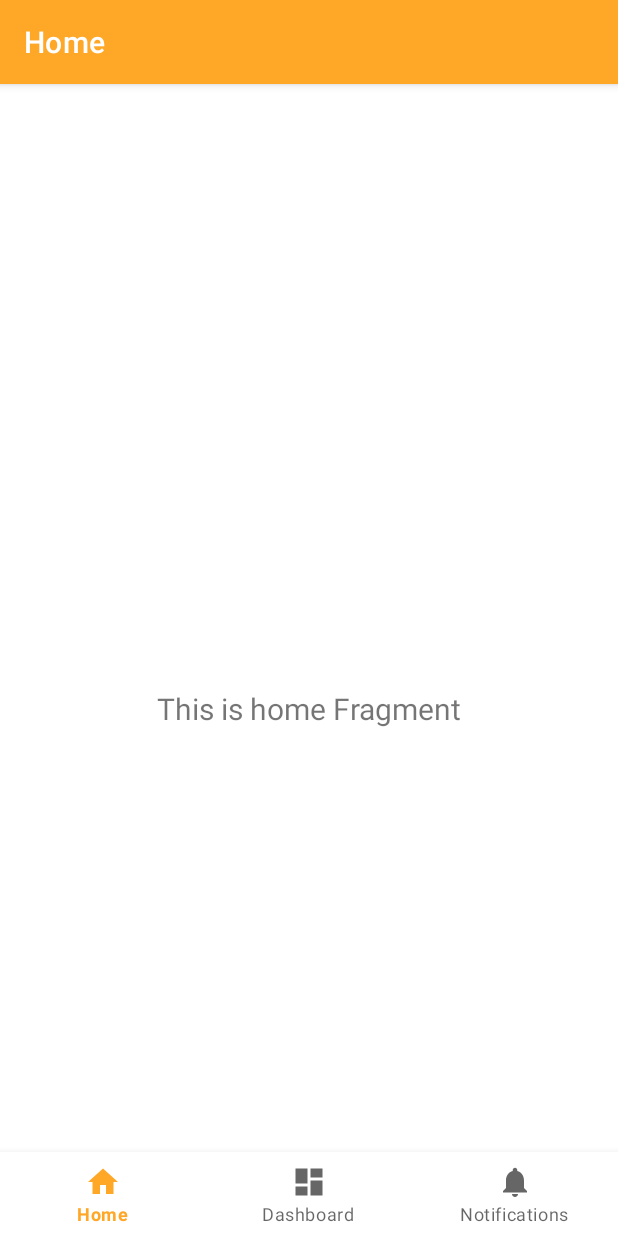
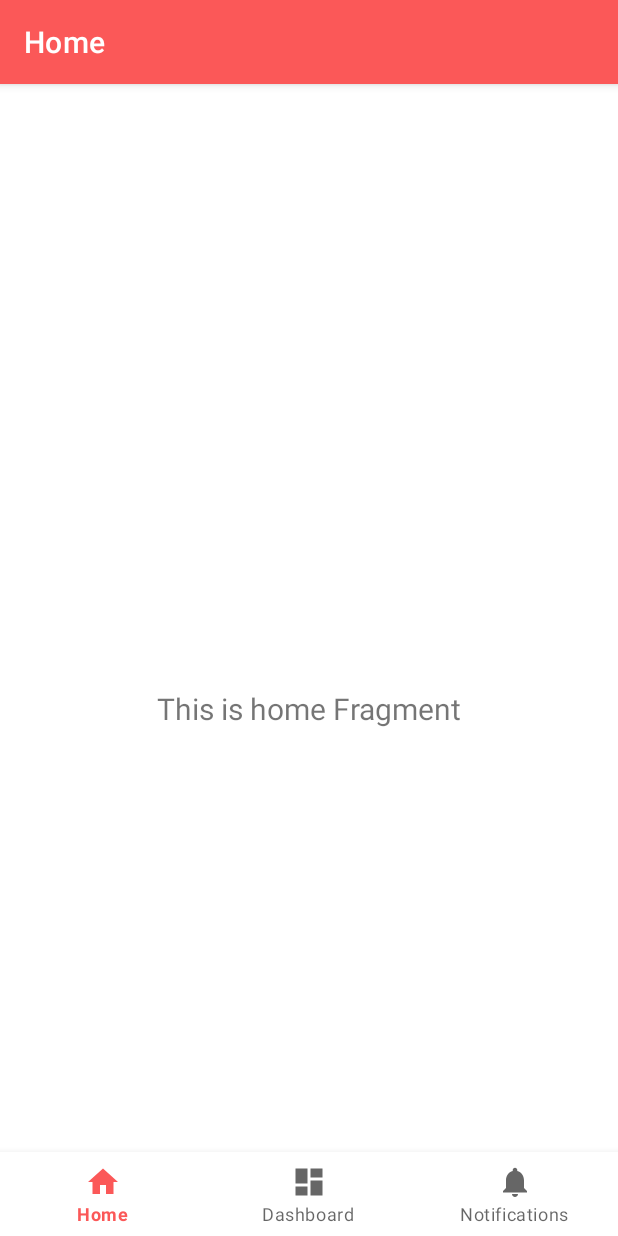
Before and after one commit to KurosakiKST/cook-book, an Android app: the MainActivity screen opened directly, with no data from a screen before it, on a phone screen of 412 x 824 dp. Run offline under Robolectric (Android 15) with nearby library versions, the light colour scheme and no system bars; our stand-ins replace navigation-ui.

Commit message:
Updated: App theme colors

```diff
--- a/app/src/main/res/values/colors.xml
+++ b/app/src/main/res/values/colors.xml
@@ -9,12 +9,12 @@
     <color name="white">#FFFFFFFF</color>
 
     //custom colors
-    <color name="primaryColor">#ffa726</color>
-    <color name="primaryLightColor">#ffd95b</color>
-    <color name="primaryDarkColor">#c77800</color>
-    <color name="secondaryColor">#bbdefb</color>
-    <color name="secondaryLightColor">#eeffff</color>
-    <color name="secondaryDarkColor">#8aacc8</color>
+    <color name="primaryColor">#fb5858</color>
+    <color name="primaryLightColor">#ff8b85</color>
+    <color name="primaryDarkColor">#c21d2f</color>
+    <color name="secondaryColor">#f9bd72</color>
+    <color name="secondaryLightColor">#ffefa2</color>
+    <color name="secondaryDarkColor">#c38d44</color>
     <color name="primaryTextColor">#000000</color>
     <color name="secondaryTextColor">#000000</color>
 </resources>
```
